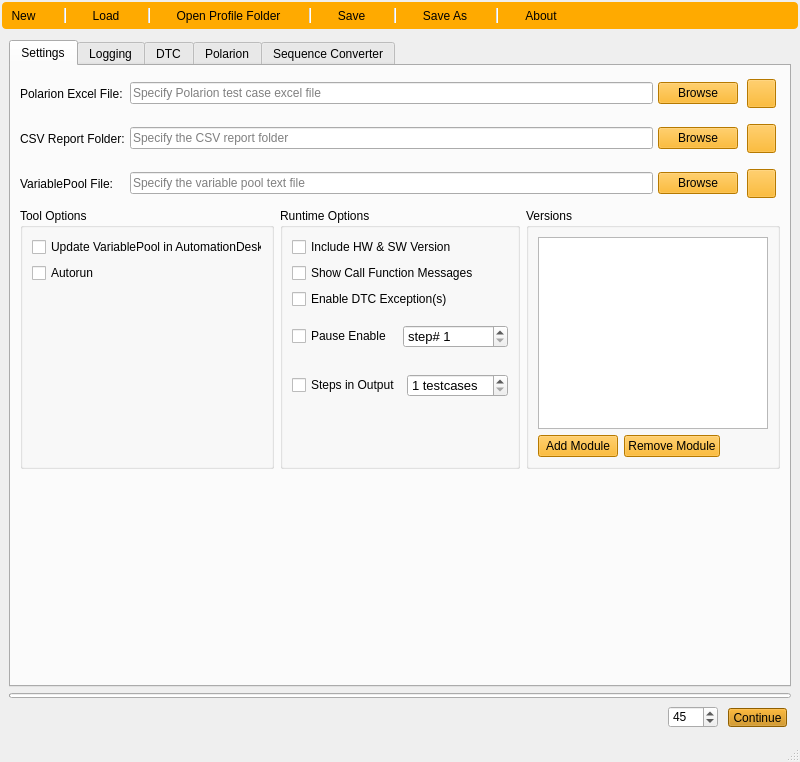
First picture: the form in AutomationGUI_ui.ui, repository vulevu121/AutomationGUI, before the edit.
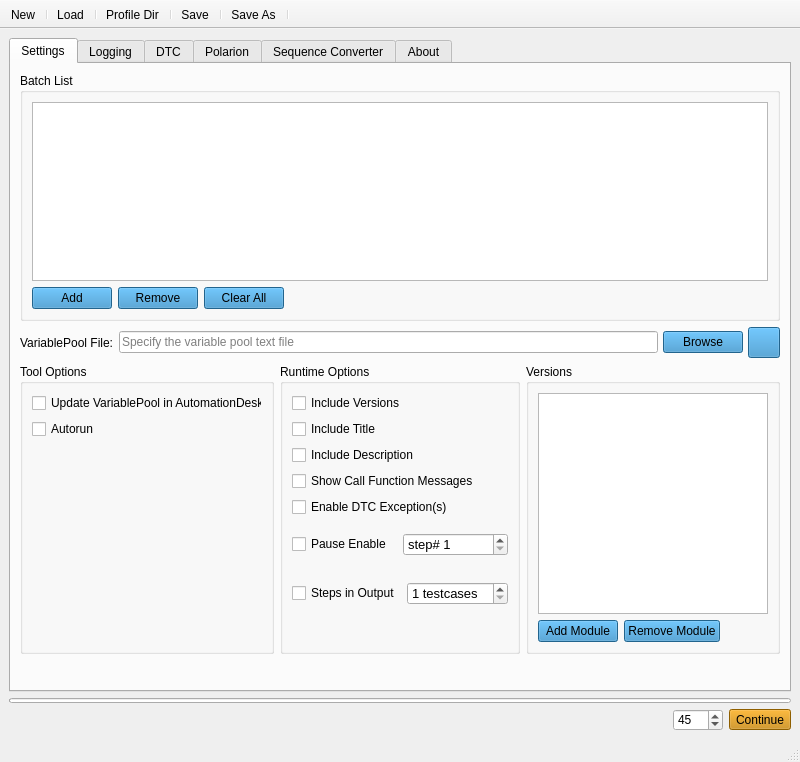
Second picture: the form after the edit. Icons and pictures are not drawn.

Commit message:
# 10/4/2019 Changelog # Updated icons and colors # Updated about page
# 10/2/2019 Changelog
# Fixed saveSelectedResultsAction bug
# extended column range to delete as poalrion excel has hidden columns

# 9/28/19 Changelog
# Added feature to save results of selected test cases only
# Added new action to polarionTableContextMenuEvent called saveSelectedResultsAction
# New function called savedSelectedResults to handle action

# 9/16/19 Changelog
# New feature, can add multiple batch run files
# Batch list table implemented on Settings tab to add multiple batche runs

Diff of the .ui file:
```diff
--- a/AutomationGUI_ui.ui
+++ b/AutomationGUI_ui.ui
@@ -34,20 +34,7 @@
     <normaloff>:/icon/karmaIcon</normaloff>:/icon/karmaIcon</iconset>
   </property>
   <property name="styleSheet">
-   <string notr="true">QToolButton {
-	margin: 4px;
-	color: rgb(0, 0, 0);
-}
-
-QToolBar {
-	spacing: 16px;
-	margin: 2px;
-	background-color: rgb(255, 170, 0);
-	color: rgb(0, 0, 0);
-	border-radius: 4px;
-}
-
-QMenu::separator {
+   <string notr="true">QMenu::separator {
 	height: 1px;
     background: rgb(255, 170, 0);
 }</string>
@@ -82,8 +69,7 @@
       </property>
       <property name="styleSheet">
        <string notr="true">QPushButton, QToolButton {
-	color: rgb(0, 0, 0);
-	background-color: rgb(255, 170, 0);
+	background-color: palette(highlight);
 }</string>
       </property>
       <property name="tabPosition">
@@ -117,7 +103,94 @@
        </attribute>
        <layout class="QVBoxLayout" name="verticalLayout_13">
         <item>
-         <layout class="QGridLayout" name="generalLayout" rowstretch="0,0,0,0" columnstretch="0,0,0,0">
+         <widget class="QGroupBox" name="groupBox_5">
+          <property name="title">
+           <string>Batch List</string>
+          </property>
+          <layout class="QVBoxLayout" name="verticalLayout_14">
+           <item>
+            <widget class="QTableView" name="batchTableView">
+             <property name="selectionMode">
+              <enum>QAbstractItemView::ExtendedSelection</enum>
+             </property>
+             <property name="selectionBehavior">
+              <enum>QAbstractItemView::SelectItems</enum>
+             </property>
+            </widget>
+           </item>
+           <item>
+            <layout class="QHBoxLayout" name="horizontalLayout_10">
+             <item>
+              <widget class="QPushButton" name="batchAddButton">
+               <property name="text">
+                <string>Add</string>
+               </property>
+               <property name="icon">
+                <iconset resource="AutomationGUI_white.qrc">
+                 <normaloff>:/icons/plus</normaloff>:/icons/plus</iconset>
+               </property>
+               <property name="iconSize">
+                <size>
+                 <width>24</width>
+                 <height>24</height>
+                </size>
+               </property>
+              </widget>
+             </item>
+             <item>
+              <widget class="QPushButton" name="batchRemoveButton">
+               <property name="text">
+                <string>Remove</string>
+               </property>
+               <property name="icon">
+                <iconset resource="AutomationGUI_white.qrc">
+                 <normaloff>:/icons/minus</normaloff>:/icons/minus</iconset>
+               </property>
+               <property name="iconSize">
+                <size>
+                 <width>24</width>
+                 <height>24</height>
+                </size>
+               </property>
+              </widget>
+             </item>
+             <item>
+              <widget class="QPushButton" name="batchClearButton">
+               <property name="text">
+                <string>Clear All</string>
+               </property>
+               <property name="icon">
+                <iconset resource="AutomationGUI_white.qrc">
+                 <normaloff>:/icons/notification-clear-all</normaloff>:/icons/notification-clear-all</iconset>
+               </property>
+               <property name="iconSize">
+                <size>
+                 <width>24</width>
+                 <height>24</height>
+                </size>
+               </property>
+              </widget>
+             </item>
+             <item>
+              <spacer name="horizontalSpacer_4">
+               <property name="orientation">
+                <enum>Qt::Horizontal</enum>
+               </property>
+               <property name="sizeHint" stdset="0">
+                <size>
+                 <width>40</width>
+                 <height>20</height>
+                </size>
+               </property>
+              </spacer>
+             </item>
+            </layout>
+           </item>
+          </layout>
+         </widget>
+        </item>
+        <item>
+         <layout class="QGridLayout" name="generalLayout" rowstretch="0,0" columnstretch="0,0,0,0">
           <property name="sizeConstraint">
            <enum>QLayout::SetDefaultConstraint</enum>
           </property>
@@ -139,44 +212,8 @@
           <property name="verticalSpacing">
            <number>8</number>
           </property>
-          <item row="0" column="0">
-           <widget class="QLabel" name="testCaseExcelLabel_2">
-            <property name="text">
-             <string>&lt;html&gt;&lt;head/&gt;&lt;body&gt;&lt;p&gt;Polarion Excel File:&lt;/p&gt;&lt;/body&gt;&lt;/html&gt;</string>
-            </property>
-            <property name="alignment">
-             <set>Qt::AlignLeading|Qt::AlignLeft|Qt::AlignVCenter</set>
-            </property>
-           </widget>
-          </item>
-          <item row="3" column="2">
-           <widget class="QPushButton" name="browseVariablePoolBtn">
-            <property name="sizePolicy">
-             <sizepolicy hsizetype="Minimum" vsizetype="Fixed">
-              <horstretch>0</horstretch>
-              <verstretch>0</verstretch>
-             </sizepolicy>
-            </property>
-            <property name="toolTip">
-             <string>Browse</string>
-            </property>
-            <property name="text">
-             <string>Browse</string>
-            </property>
-            <property name="icon">
-             <iconset resource="AutomationGUI.qrc">
-              <normaloff>:/icon/copy</normaloff>:/icon/copy</iconset>
-            </property>
-            <property name="iconSize">
-             <size>
-              <width>24</width>
-              <height>24</height>
-             </size>
-            </property>
-           </widget>
-          </item>
           <item row="1" column="2">
-           <widget class="QPushButton" name="browseCsvReportBtn">
+           <widget class="QPushButton" name="browseVariablePoolBtn">
             <property name="sizePolicy">
              <sizepolicy hsizetype="Minimum" vsizetype="Fixed">
               <horstretch>0</horstretch>
@@ -202,7 +239,7 @@
            </widget>
           </item>
           <item row="1" column="3">
-           <widget class="QToolButton" name="csvReportFolderToolButton">
+           <widget class="QToolButton" name="variablePoolToolButton">
             <property name="sizePolicy">
              <sizepolicy hsizetype="Minimum" vsizetype="Fixed">
               <horstretch>0</horstretch>
@@ -227,146 +264,23 @@
             </property>
             <property name="popupMode">
              <enum>QToolButton::InstantPopup</enum>
-            </property>
-            <property name="autoRaise">
-             <bool>false</bool>
-            </property>
-            <property name="arrowType">
-             <enum>Qt::NoArrow</enum>
-            </property>
-           </widget>
-          </item>
-          <item row="3" column="0">
-           <widget class="QLabel" name="variablePoolLabel">
-            <property name="text">
-             <string>VariablePool File:</string>
-            </property>
-            <property name="buddy">
-             <cstring>variablePoolEdit</cstring>
             </property>
            </widget>
           </item>
           <item row="1" column="1">
-           <widget class="QLineEdit" name="csvReportEdit">
-            <property name="placeholderText">
-             <string>Specify the CSV report folder</string>
-            </property>
-            <property name="cursorMoveStyle">
-             <enum>Qt::LogicalMoveStyle</enum>
-            </property>
-            <property name="clearButtonEnabled">
-             <bool>false</bool>
-            </property>
-           </widget>
-          </item>
-          <item row="1" column="0">
-           <widget class="QLabel" name="csvReportLabel">
-            <property name="text">
-             <string>CSV Report Folder:</string>
-            </property>
-            <property name="buddy">
-             <cstring>csvReportEdit</cstring>
-            </property>
-           </widget>
-          </item>
-          <item row="3" column="1">
            <widget class="QLineEdit" name="variablePoolEdit">
             <property name="placeholderText">
              <string>Specify the variable pool text file</string>
             </property>
            </widget>
           </item>
-          <item row="0" column="1">
-           <widget class="QLineEdit" name="polarionExcelEdit">
-            <property name="placeholderText">
-             <string>Specify Polarion test case excel file</string>
-            </property>
-           </widget>
-          </item>
-          <item row="3" column="3">
-           <widget class="QToolButton" name="variablePoolToolButton">
-            <property name="sizePolicy">
-             <sizepolicy hsizetype="Minimum" vsizetype="Fixed">
-              <horstretch>0</horstretch>
-              <verstretch>0</verstretch>
-             </sizepolicy>
-            </property>
-            <property name="toolTip">
-             <string>Open Folder + File</string>
-            </property>
+          <item row="1" column="0">
+           <widget class="QLabel" name="variablePoolLabel">
             <property name="text">
-             <string/>
+             <string>VariablePool File:</string>
             </property>
-            <property name="icon">
-             <iconset resource="AutomationGUI.qrc">
-              <normaloff>:/icon/menu</normaloff>:/icon/menu</iconset>
-            </property>
-            <property name="iconSize">
-             <size>
-              <width>24</width>
-              <height>24</height>
-             </size>
-            </property>
-            <property name="popupMode">
-             <enum>QToolButton::InstantPopup</enum>
-            </property>
-           </widget>
-          </item>
-          <item row="0" column="3">
-           <widget class="QToolButton" name="polarionExcelToolButton">
-            <property name="sizePolicy">
-             <sizepolicy hsizetype="Minimum" vsizetype="Fixed">
-              <horstretch>0</horstretch>
-              <verstretch>0</verstretch>
-             </sizepolicy>
-            </property>
-            <property name="toolTip">
-             <string>Open Folder + File</string>
-            </property>
-            <property name="text">
-             <string/>
-            </property>
-            <property name="icon">
-             <iconset resource="AutomationGUI.qrc">
-              <normaloff>:/icon/menu</normaloff>:/icon/menu</iconset>
-            </property>
-            <property name="iconSize">
-             <size>
-              <width>24</width>
-              <height>24</height>
-             </size>
-            </property>
-            <property name="popupMode">
-             <enum>QToolButton::InstantPopup</enum>
-            </property>
-            <property name="autoRaise">
-             <bool>false</bool>
-            </property>
-           </widget>
-          </item>
-          <item row="0" column="2">
-           <widget class="QPushButton" name="browsePolarionExcelBtn">
-            <property name="sizePolicy">
-             <sizepolicy hsizetype="Minimum" vsizetype="Fixed">
-              <horstretch>0</horstretch>
-              <verstretch>0</verstretch>
-             </sizepolicy>
-            </property>
-            <property name="toolTip">
-             <string>Browse</string>
-            </property>
-            <property name="text">
-             <string>Browse</string>
-            </property>
-            <property name="icon">
-             <iconset resource="AutomationGUI.qrc">
-              <normaloff>:/icon/excel</normaloff>:/icon/excel</iconset>
-            </property>
-            <property name="iconSize">
-             <size>
-              <width>24</width>
-              <height>24</height>
-             </size>
+            <property name="buddy">
+             <cstring>variablePoolEdit</cstring>
             </property>
            </widget>
           </item>
@@ -452,7 +366,21 @@
                 </sizepolicy>
                </property>
                <property name="text">
-                <string>Include HW &amp;&amp; SW Version</string>
+                <string>Include Versions</string>
+               </property>
+              </widget>
+             </item>
+             <item>
+              <widget class="QCheckBox" name="titleCheckBox">
+               <property name="text">
+                <string>Include Title</string>
+               </property>
+              </widget>
+             </item>
+             <item>
+              <widget class="QCheckBox" name="descriptionCheckBox">
+               <property name="text">
+                <string>Include Description</string>
                </property>
               </widget>
              </item>
@@ -1357,6 +1285,24 @@
         </item>
        </layout>
       </widget>
+      <widget class="QWidget" name="tab_5">
+       <attribute name="icon">
+        <iconset resource="AutomationGUI_white.qrc">
+         <normaloff>:/icons/information-outline</normaloff>:/icons/information-outline</iconset>
+       </attribute>
+       <attribute name="title">
+        <string>About</string>
+       </attribute>
+       <layout class="QVBoxLayout" name="verticalLayout_17">
+        <item>
+         <widget class="QLabel" name="label">
+          <property name="text">
+           <string>&lt;html&gt;&lt;head/&gt;&lt;body&gt;&lt;p align=&quot;center&quot;&gt;&lt;img src=&quot;:/icons/tools&quot;/&gt;&lt;/p&gt;&lt;p align=&quot;center&quot;&gt;&lt;span style=&quot; font-size:18pt; font-weight:600;&quot;&gt;AutomationDesk GUI&lt;/span&gt;&lt;/p&gt;&lt;p align=&quot;center&quot;&gt;&lt;span style=&quot; font-size:12pt;&quot;&gt;Version 1.7.0&lt;/span&gt;&lt;/p&gt;&lt;p align=&quot;center&quot;&gt;[Developers]&lt;/p&gt;&lt;p align=&quot;center&quot;&gt;Vu Le, Keiser Ruiz&lt;/p&gt;&lt;p align=&quot;center&quot;&gt;Do not distribute without permission&lt;/p&gt;&lt;p align=&quot;center&quot;&gt;Copyright © 2019&lt;/p&gt;&lt;/body&gt;&lt;/html&gt;</string>
+          </property>
+         </widget>
+        </item>
+       </layout>
+      </widget>
      </widget>
     </item>
     <item>
@@ -1445,8 +1391,8 @@
         </property>
         <property name="iconSize">
          <size>
-          <width>48</width>
-          <height>48</height>
+          <width>24</width>
+          <height>24</height>
          </size>
         </property>
         <property name="toolButtonStyle">
@@ -1507,7 +1453,6 @@
    <addaction name="separator"/>
    <addaction name="actionSaveAs"/>
    <addaction name="separator"/>
-   <addaction name="actionAbout"/>
   </widget>
   <action name="actionSave">
    <property name="icon">
@@ -1530,22 +1475,13 @@
     <string>Exit</string>
    </property>
   </action>
-  <action name="actionAbout">
-   <property name="icon">
-    <iconset resource="AutomationGUI.qrc">
-     <normaloff>:/icon/info</normaloff>:/icon/info</iconset>
-   </property>
-   <property name="text">
-    <string>About</string>
-   </property>
-  </action>
   <action name="actionOpenProfileFolder">
    <property name="icon">
     <iconset resource="AutomationGUI.qrc">
      <normaloff>:/icon/folderOpen</normaloff>:/icon/folderOpen</iconset>
    </property>
    <property name="text">
-    <string>Open Profile Folder</string>
+    <string>Profile Dir</string>
    </property>
   </action>
   <action name="actionLoad">
```
Left out of the diff: 151 changed lines with no effect on the pictures. The commit also changes 5 other files.
